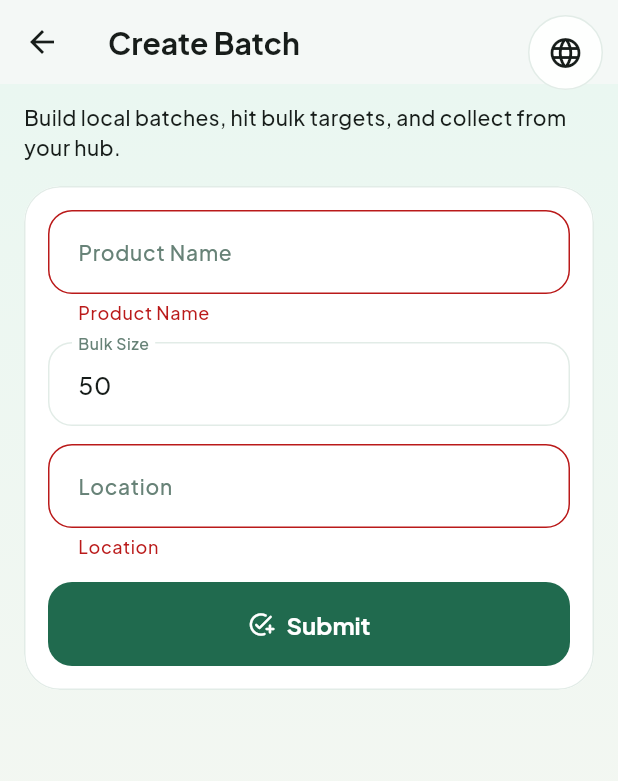
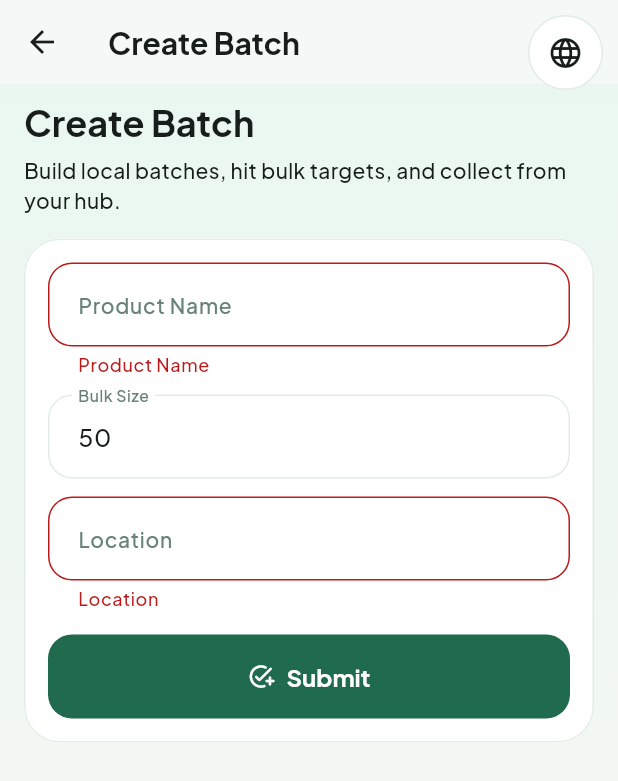
Before and after one commit to Kynmmarshall/BatchIt, a Flutter app: the CreateBatchScreen screen opened directly, after a tap on "Submit", on a phone screen of 412 x 824 dp. Shown: the top 781 px of the screen. Run offline on Flutter 3.47's test engine with Material 3 defaults, Android fonts, the phone set to English and light mode, and no system bars; our stand-ins replace google_fonts, image_picker; accounts and stored records are empty.

Commit message:
Revert "UI error on create batch and my orders screen fixed"
This reverts commit 0afd9460047d9ab0db460ca0316ec89e2d6f803d.

```diff
--- a/lib/screens/batch/create_batch_screen.dart
+++ b/lib/screens/batch/create_batch_screen.dart
@@ -51,11 +51,15 @@ class _CreateBatchScreenState extends State<CreateBatchScreen> {
     }
 
     final l10n = AppLocalizations.of(context)!;
-    ScaffoldMessenger.of(
+    ScaffoldMessenger.of(context).showSnackBar(
+      SnackBar(content: Text(l10n.batchCreated)),
+    );
+
+    Navigator.pushNamed(
       context,
-    ).showSnackBar(SnackBar(content: Text(l10n.batchCreated)));
-
-    Navigator.pushNamed(context, AppRoutes.batchDetails, arguments: batch.id);
+      AppRoutes.batchDetails,
+      arguments: batch.id,
+    );
   }
 
   @override
@@ -75,11 +79,11 @@ class _CreateBatchScreenState extends State<CreateBatchScreen> {
                 child: Column(
                   crossAxisAlignment: CrossAxisAlignment.start,
                   children: [
-                    // Text(
-                    //   l10n.createBatch,
-                    //   style: theme.textTheme.headlineSmall,
-                    // ),
-                    // const SizedBox(height: AppSpacing.xs),
+                    Text(
+                      l10n.createBatch,
+                      style: theme.textTheme.headlineSmall,
+                    ),
+                    const SizedBox(height: AppSpacing.xs),
                     Text(
                       l10n.welcomeSubtitle,
                       style: theme.textTheme.bodyMedium,
@@ -97,13 +101,9 @@ class _CreateBatchScreenState extends State<CreateBatchScreen> {
                       children: [
                         TextFormField(
                           controller: _productController,
-                          decoration: InputDecoration(
-                            labelText: l10n.productName,
-                          ),
+                          decoration: InputDecoration(labelText: l10n.productName),
                           validator: (value) =>
-                              value == null || value.trim().isEmpty
-                              ? l10n.productName
-                              : null,
+                              value == null || value.trim().isEmpty ? l10n.productName : null,
                         ),
                         const SizedBox(height: AppSpacing.sm),
                         TextFormField(
@@ -111,18 +111,14 @@ class _CreateBatchScreenState extends State<CreateBatchScreen> {
                           keyboardType: TextInputType.number,
                           decoration: InputDecoration(labelText: l10n.bulkSize),
                           validator: (value) =>
-                              value == null || value.trim().isEmpty
-                              ? l10n.bulkSize
-                              : null,
+                              value == null || value.trim().isEmpty ? l10n.bulkSize : null,
                         ),
                         const SizedBox(height: AppSpacing.sm),
                         TextFormField(
                           controller: _locationController,
                           decoration: InputDecoration(labelText: l10n.location),
                           validator: (value) =>
-                              value == null || value.trim().isEmpty
-                              ? l10n.location
-                              : null,
+                              value == null || value.trim().isEmpty ? l10n.location : null,
                         ),
                         const SizedBox(height: AppSpacing.md),
                         AppPrimaryButton(
--- a/lib/screens/orders/my_orders_screen.dart
+++ b/lib/screens/orders/my_orders_screen.dart
@@ -49,21 +49,20 @@ class _MyOrdersScreenState extends State<MyOrdersScreen> {
         child: Column(
           crossAxisAlignment: CrossAxisAlignment.start,
           children: [
-            // AppStaggeredFade(
-            //   index: 0,
-            //   child: Text(
-            //     l10n.myOrders,
-            //     style: Theme.of(context).textTheme.headlineSmall,
-            //   ),
-            // ),
+            AppStaggeredFade(
+              index: 0,
+              child: Text(
+                l10n.myOrders,
+                style: Theme.of(context).textTheme.headlineSmall,
+              ),
+            ),
             const SizedBox(height: AppSpacing.sm),
             Expanded(
               child: orderProvider.isLoading
                   ? const Center(child: CircularProgressIndicator())
                   : ListView.separated(
                       itemCount: orderProvider.orders.length,
-                      separatorBuilder: (_, __) =>
-                          const SizedBox(height: AppSpacing.sm),
+                      separatorBuilder: (_, __) => const SizedBox(height: AppSpacing.sm),
                       itemBuilder: (context, index) {
                         final order = orderProvider.orders[index];
                         return AppStaggeredFade(
```
